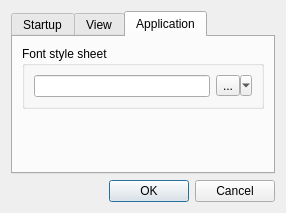
Old version of the form settings.ui in the repository firemariovn/qt-inventory.
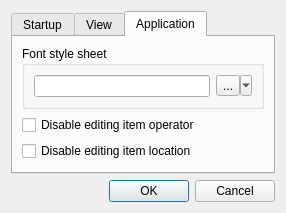
New version of the form. Icons and pictures are not drawn.

```diff
--- a/settings.ui
+++ b/settings.ui
@@ -206,7 +206,7 @@
          </layout>
         </widget>
        </item>
-       <item row="1" column="0">
+       <item row="3" column="0">
         <spacer name="verticalSpacer_3">
          <property name="orientation">
           <enum>Qt::Vertical</enum>
@@ -219,6 +219,20 @@
          </property>
         </spacer>
        </item>
+       <item row="1" column="0">
+        <widget class="QCheckBox" name="disable_item_edit_operator_checkBox">
+         <property name="text">
+          <string>Disable editing item operator</string>
+         </property>
+        </widget>
+       </item>
+       <item row="2" column="0">
+        <widget class="QCheckBox" name="disable_item_edit_location_checkBox">
+         <property name="text">
+          <string>Disable editing item location</string>
+         </property>
+        </widget>
+       </item>
       </layout>
      </widget>
     </widget>
```
